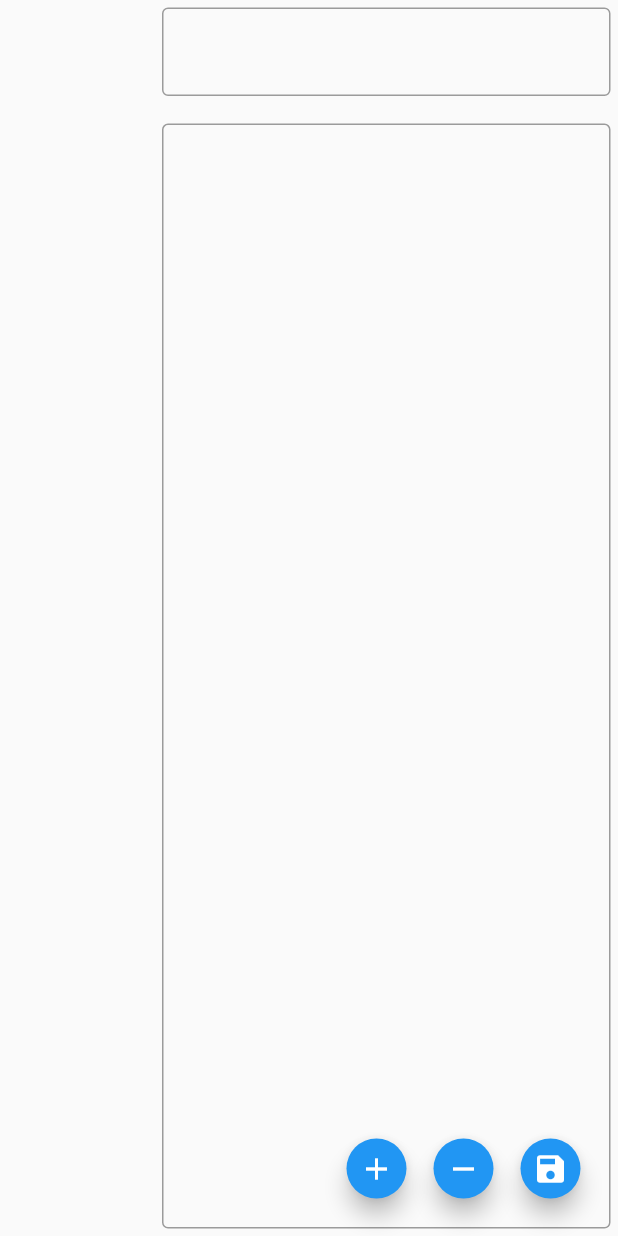
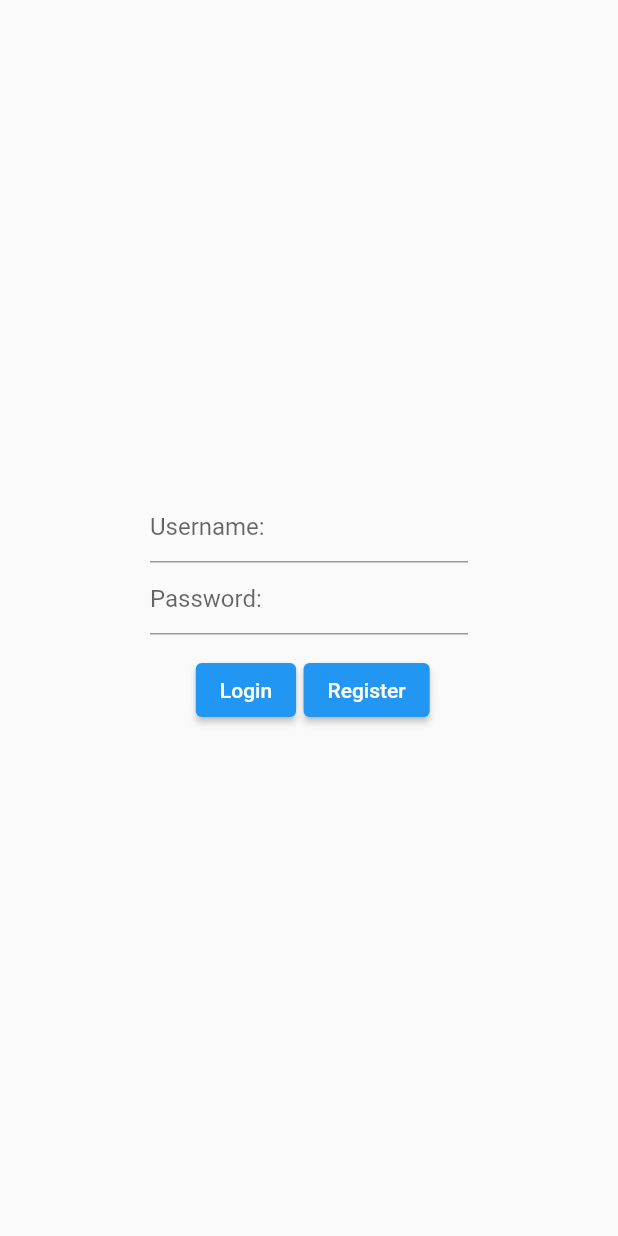
Before and after one commit to thePhenom21/Notebook, a Flutter app: the screen it shows after launch, on a phone screen of 412 x 824 dp. Run offline on Flutter 3.47's test engine with Material 2 defaults, Android fonts, the phone set to English and light mode, and no system bars; our stand-ins replace dio, riverpod.

Commit message:
login page

```diff
--- a/lib/main.dart
+++ b/lib/main.dart
@@ -1,4 +1,5 @@
 import 'package:flutter/material.dart';
+import 'package:notebook/views/LoginPage.dart';
 import 'package:notebook/views/Notebook.dart';
 
 void main() {
@@ -12,7 +13,7 @@ class MyApp extends StatelessWidget {
   Widget build(BuildContext context) {
     return const MaterialApp(
       debugShowCheckedModeBanner: false,
-      home: Notebook(),
+      home: LoginPage(),
     );
   }
 }
--- a/lib/views/LoginPage.dart
+++ b/lib/views/LoginPage.dart
@@ -1,10 +1,45 @@
+import 'package:flutter/material.dart';
 import 'package:riverpod/riverpod.dart';
 
-final counterProvider = StateNotifierProvider<Counter, int>((ref) {
-  return Counter();
-});
+class LoginPage extends StatefulWidget {
+  const LoginPage({super.key});
 
-class Counter extends StateNotifier<int> {
-  Counter() : super(0);
-  void increment() => state++;
+  @override
+  State<LoginPage> createState() => _LoginPageState();
 }
+
+class _LoginPageState extends State<LoginPage> {
+  @override
+  Widget build(BuildContext context) {
+    return Scaffold(
+      body: Center(
+          child: Padding(
+        padding: const EdgeInsets.symmetric(horizontal: 100),
+        child: Column(
+          mainAxisAlignment: MainAxisAlignment.center,
+          children: [
+            TextField(decoration: InputDecoration(hintText: "Username:")),
+            TextFormField(
+              obscureText: false,
+              decoration: InputDecoration(hintText: "Password:"),
+            ),
+            Padding(
+              padding: const EdgeInsets.all(8.0),
+              child: Row(
+                mainAxisAlignment: MainAxisAlignment.center,
+                children: [
+                  Padding(
+                    padding: const EdgeInsets.all(5.0),
+                    child:
+                        ElevatedButton(onPressed: () {}, child: Text("Login")),
+                  ),
+                  ElevatedButton(onPressed: () {}, child: Text("Register"))
+                ],
+              ),
+            )
+          ],
+        ),
+      )),
+    );
+  }
+}
```
